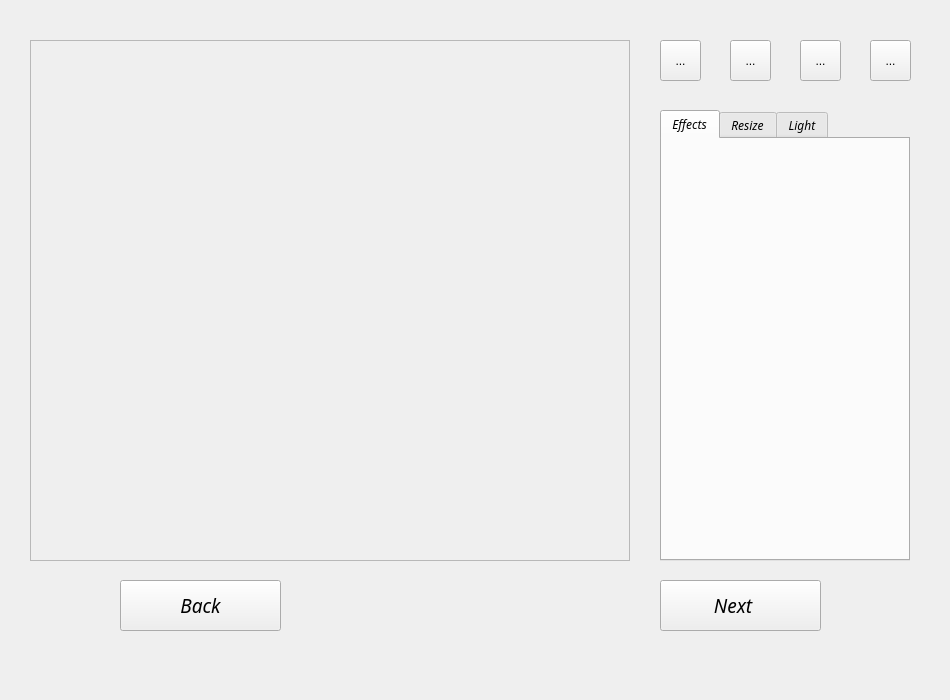
Old version of the form Descan/mainwindow.ui in the repository ratspeaker/descan.
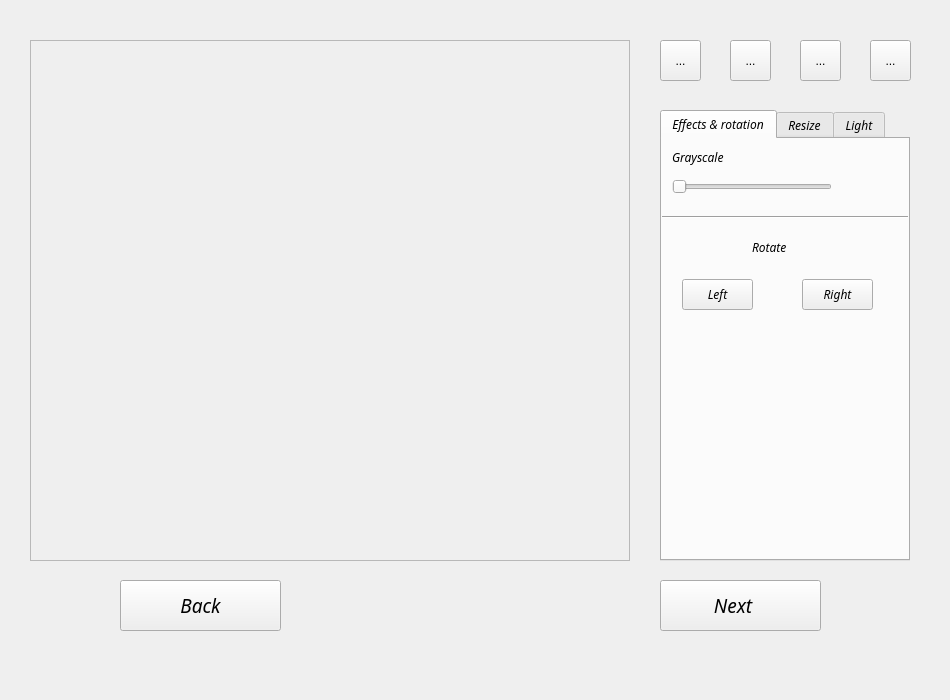
New version of the form. The open tabs and pages were chosen to show the change. Icons and pictures are not drawn.

Commit message:
feat: Image rotation
*When user clicks on tool buttons left and rigft image rotates in that direction for 90 degres.

Diff of the .ui file:
```diff
--- a/Descan/mainwindow.ui
+++ b/Descan/mainwindow.ui
@@ -268,8 +268,86 @@
        <bool>false</bool>
       </property>
       <attribute name="title">
-       <string>Effects</string>
+       <string>Effects &amp;&amp; rotation</string>
       </attribute>
+      <widget class="QLabel" name="label">
+       <property name="geometry">
+        <rect>
+         <x>10</x>
+         <y>10</y>
+         <width>67</width>
+         <height>17</height>
+        </rect>
+       </property>
+       <property name="text">
+        <string>Grayscale</string>
+       </property>
+      </widget>
+      <widget class="Line" name="line">
+       <property name="geometry">
+        <rect>
+         <x>0</x>
+         <y>70</y>
+         <width>251</width>
+         <height>16</height>
+        </rect>
+       </property>
+       <property name="orientation">
+        <enum>Qt::Horizontal</enum>
+       </property>
+      </widget>
+      <widget class="QSlider" name="horizontalSlider">
+       <property name="geometry">
+        <rect>
+         <x>10</x>
+         <y>40</y>
+         <width>160</width>
+         <height>16</height>
+        </rect>
+       </property>
+       <property name="orientation">
+        <enum>Qt::Horizontal</enum>
+       </property>
+      </widget>
+      <widget class="QLabel" name="label_2">
+       <property name="geometry">
+        <rect>
+         <x>90</x>
+         <y>100</y>
+         <width>67</width>
+         <height>17</height>
+        </rect>
+       </property>
+       <property name="text">
+        <string>Rotate</string>
+       </property>
+      </widget>
+      <widget class="QToolButton" name="toolButton_5">
+       <property name="geometry">
+        <rect>
+         <x>20</x>
+         <y>140</y>
+         <width>71</width>
+         <height>31</height>
+        </rect>
+       </property>
+       <property name="text">
+        <string>Left</string>
+       </property>
+      </widget>
+      <widget class="QToolButton" name="toolButton_6">
+       <property name="geometry">
+        <rect>
+         <x>140</x>
+         <y>140</y>
+         <width>71</width>
+         <height>31</height>
+        </rect>
+       </property>
+       <property name="text">
+        <string>Right</string>
+       </property>
+      </widget>
      </widget>
      <widget class="QWidget" name="Resize_2">
       <property name="font">
```
Left out of the diff: 2 changed lines with no effect on the pictures. The commit also changes 4 other files.
